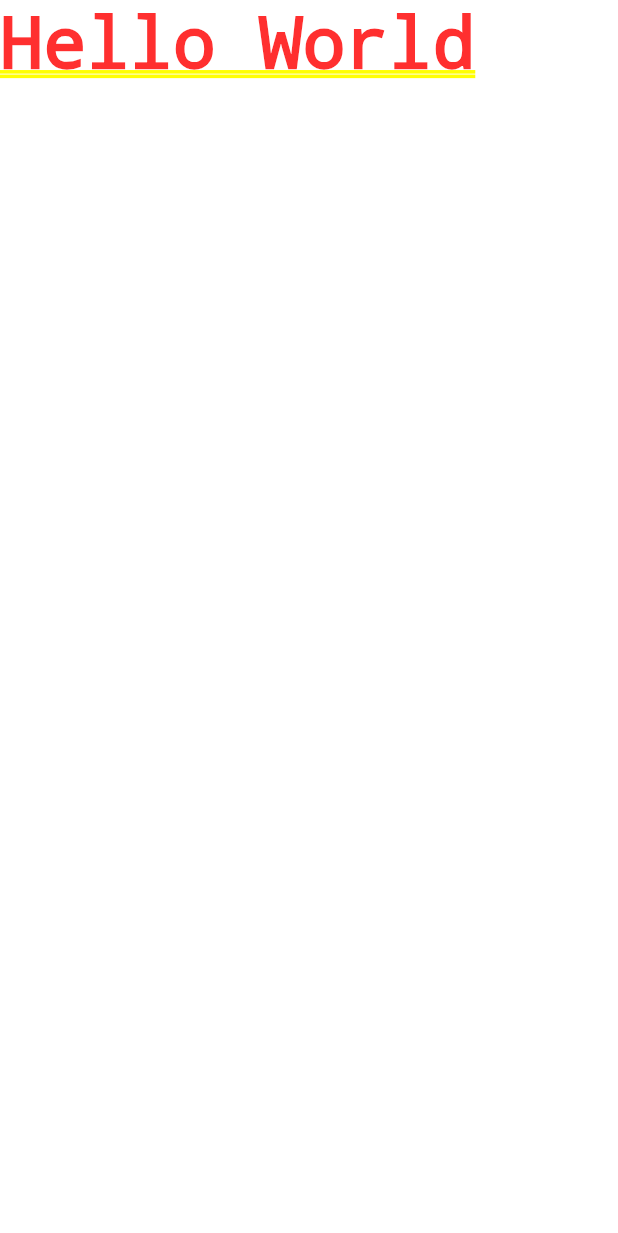
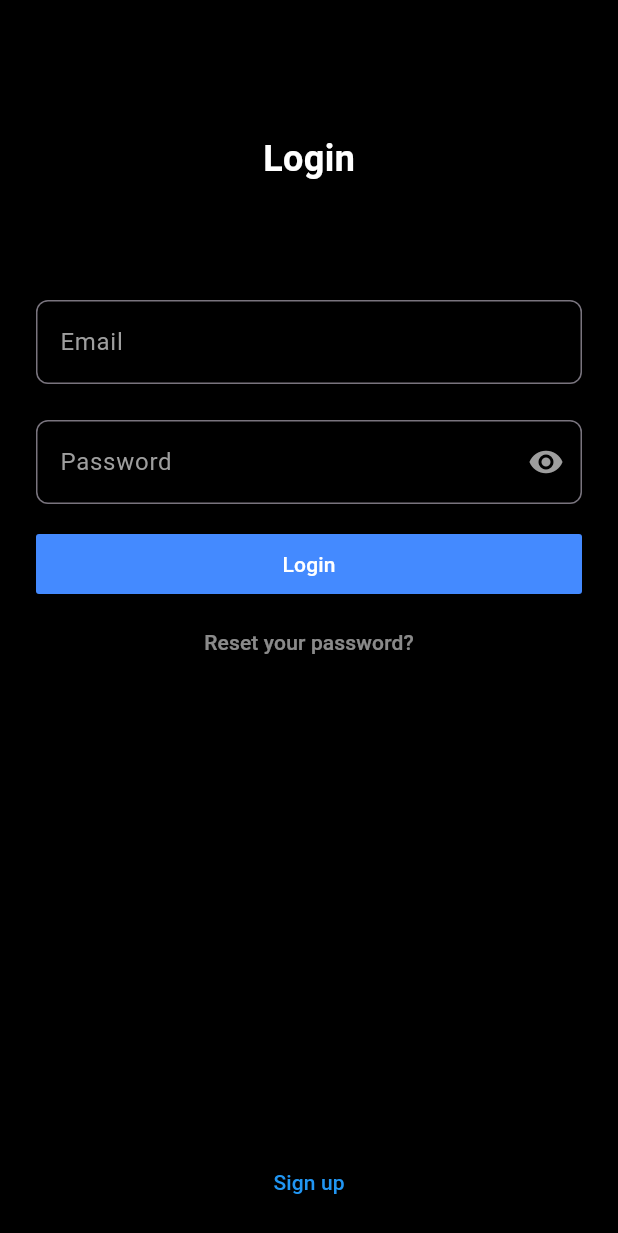
Before and after one commit to ojpro/1st-flutter-app, a Flutter app: the screen it shows after launch, on a phone screen of 412 x 824 dp. Shown: the top 1233 px of the screen. Run offline on Flutter 3.47's test engine with Material 3 defaults, Android fonts, the phone set to English and light mode, and no system bars.

Commit message:
feat(LoginScreen): created a simple Login screen UI

```diff
--- a/lib/main.dart
+++ b/lib/main.dart
@@ -1,3 +1,4 @@
+import 'package:first_app/screens/auth/login.dart';
 import 'package:flutter/material.dart';
 
 void main() {
@@ -10,8 +11,9 @@ class MyApp extends StatelessWidget{
 
   @override
   Widget build(BuildContext context) {
-    return const MaterialApp(
-      home: Text("Hello World"),
+    return MaterialApp(
+      debugShowCheckedModeBanner: false,
+      home: LoginScreen(),
     );
   }
 
--- /dev/null
+++ b/lib/screens/auth/login.dart
@@ -0,0 +1,140 @@
+import 'package:flutter/material.dart';
+import 'package:flutter/services.dart';
+
+class LoginScreen extends StatelessWidget {
+  var emailController = TextEditingController();
+  var passwordController = TextEditingController();
+  bool hiddenPassword = true;
+
+  @override
+  Widget build(BuildContext context) {
+    return Scaffold(
+      body: Container(
+        width: double.infinity,
+        color: Colors.black,
+        padding:
+            const EdgeInsetsDirectional.symmetric(vertical: 12, horizontal: 24),
+        child: SafeArea(
+          child: Column(
+            mainAxisAlignment: MainAxisAlignment.center,
+            crossAxisAlignment: CrossAxisAlignment.center,
+            children: [
+              const Expanded(
+                flex: 1,
+                child:
+                    Row(mainAxisAlignment: MainAxisAlignment.center, children: [
+                  Text('Login',
+                      style: TextStyle(
+                          color: Colors.white,
+                          fontSize: 24,
+                          fontWeight: FontWeight.bold)),
+                ]),
+              ),
+              Expanded(
+                  flex: 3,
+                  child: SingleChildScrollView(
+                    child: Column(
+                      mainAxisAlignment: MainAxisAlignment.start,
+                      children: [
+                        TextFormField(
+                          style: const TextStyle(color: Colors.white),
+                          controller: emailController,
+                          keyboardType: TextInputType.emailAddress,
+                          onFieldSubmitted: (value) {
+                            print(value);
+                          },
+                          decoration: const InputDecoration(
+                            labelStyle: TextStyle(color: Colors.grey),
+                            hintStyle: TextStyle(color: Colors.grey),
+                            focusedBorder: OutlineInputBorder(
+                                borderSide: BorderSide(color: Colors.white),
+                                borderRadius:
+                                    BorderRadius.all(Radius.circular(8))),
+                            border: OutlineInputBorder(
+                                borderRadius:
+                                    BorderRadius.all(Radius.circular(8))),
+                            labelText: 'Email',
+                            hintText: 'Your email address',
+                          ),
+                        ),
+                        const SizedBox(
+                          height: 24,
+                        ),
+                        TextFormField(
+                          style: const TextStyle(color: Colors.white),
+                          keyboardType: TextInputType.visiblePassword,
+                          obscureText: hiddenPassword,
+                          controller: passwordController,
+                          decoration: InputDecoration(
+                            suffixIcon: IconButton(
+                                onPressed: () {
+                                  hiddenPassword = !hiddenPassword;
+                                },
+                                icon: hiddenPassword
+                                    ? const Icon(Icons.visibility)
+                                    : const Icon(Icons.visibility_off)),
+                            focusedBorder: const OutlineInputBorder(
+                                borderSide: BorderSide(color: Colors.white),
+                                borderRadius:
+                                    BorderRadius.all(Radius.circular(8))),
+                            border: const OutlineInputBorder(
+                                borderRadius:
+                                    BorderRadius.all(Radius.circular(8))),
+                            labelText: 'Password',
+                            labelStyle: const TextStyle(color: Colors.grey),
+                            suffixIconColor: Colors.grey,
+                          ),
+                        ),
+                        const SizedBox(
+                          height: 16,
+                        ),
+                        SizedBox(
+                          width: double.infinity,
+                          child: MaterialButton(
+                            padding: const EdgeInsets.symmetric(vertical: 10),
+                            minWidth: double.infinity,
+                            color: Colors.blueAccent,
+                            onPressed: () {
+                              print(emailController.text);
+                              print(passwordController.text);
+                            },
+                            child: const Text(
+                              'Login',
+                              style: TextStyle(color: Colors.white),
+                            ),
+                          ),
+                        ),
+                        const SizedBox(
+                          height: 4,
+                        ),
+                        Row(
+                          mainAxisAlignment: MainAxisAlignment.center,
+                          children: [
+                            TextButton(
+                                onPressed: () {},
+                                child: const Text(
+                                  'Reset your password?',
+                                  style: TextStyle(color: Colors.white54),
+                                ))
+                          ],
+                        )
+                      ],
+                    ),
+                  )),
+              SizedBox(
+                width: double.infinity,
+                child: TextButton(
+                  onPressed: () {},
+                  child: const Text(
+                    'Sign up',
+                    style: TextStyle(color: Colors.blue),
+                  ),
+                ),
+              ),
+            ],
+          ),
+        ),
+      ),
+    );
+  }
+}
```
